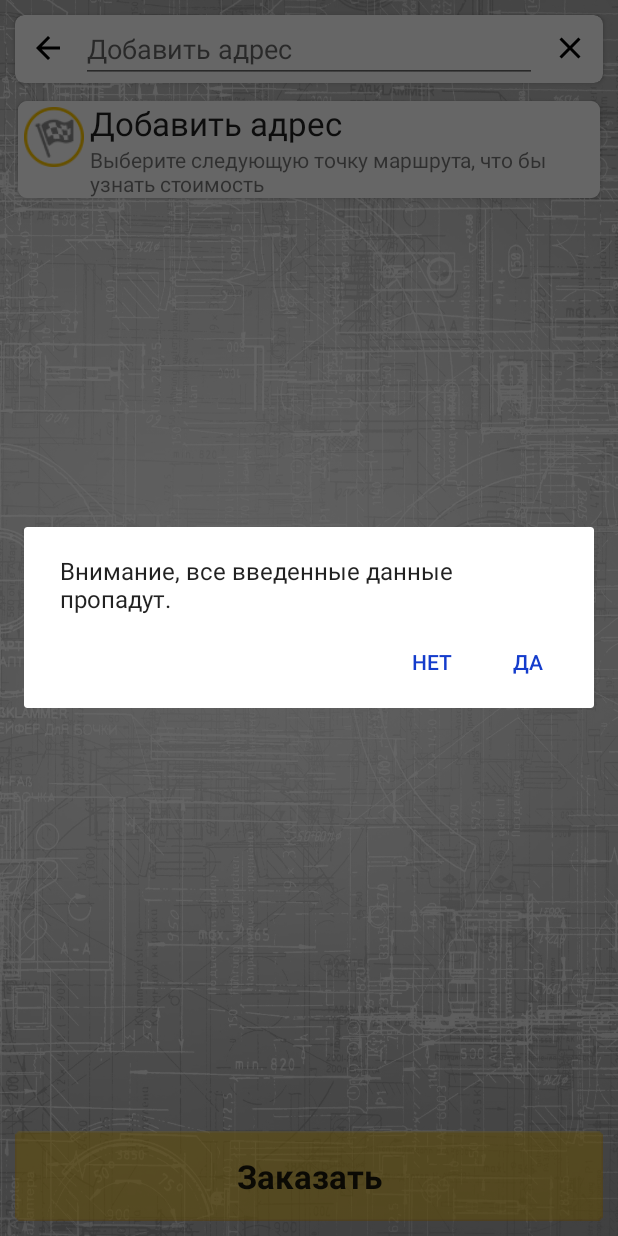
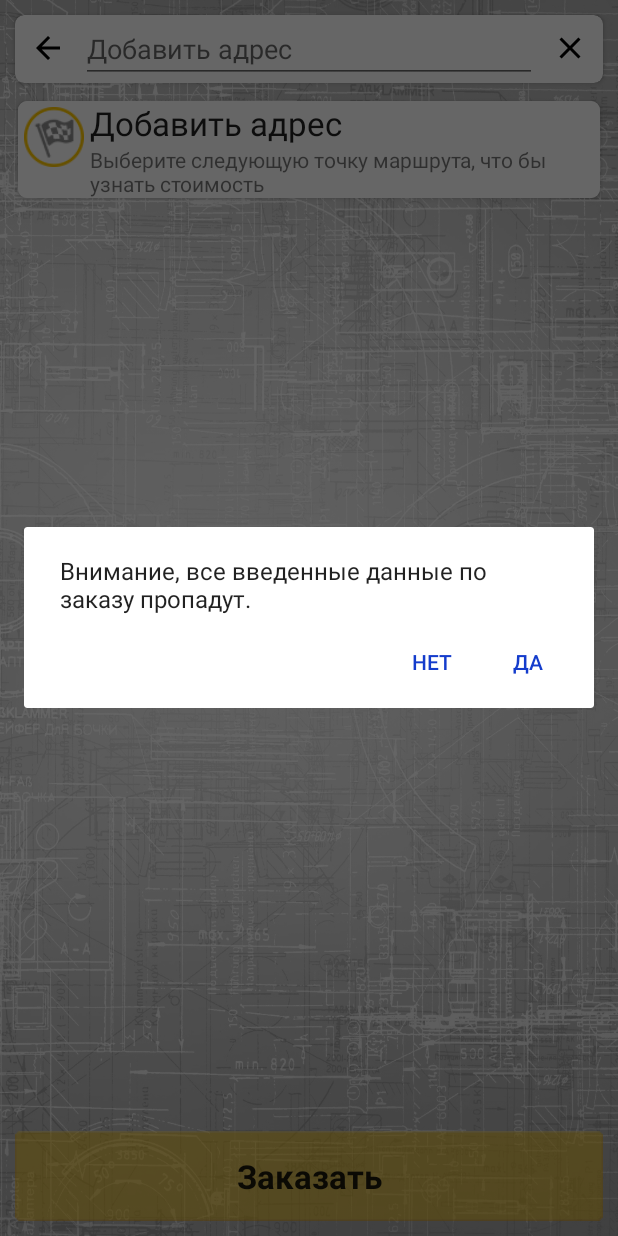
Before and after one commit to rusCom/aTaxiBooking, an Android app: the NewOrderActivity screen opened directly, with no data from a screen before it, after a tap on an icon or button, on a phone screen of 412 x 824 dp. Run offline under Robolectric (Android 15) with nearby library versions, the phone set to English and light mode, and no system bars.

Commit message:
Сохранение пожеланий к заказу по кнопке «Назад» на телефоне и показ что выбраны пожелания

```diff
--- a/app/build.gradle
+++ b/app/build.gradle
@@ -34,9 +34,9 @@ dependencies {
     compile 'com.android.support:design:25.3.1'
     compile 'com.android.support:cardview-v7:25.3.1'
     compile 'com.android.support:recyclerview-v7:25.3.1'
-    compile 'com.google.android.gms:play-services-maps:10.2.1'
-    compile 'com.google.android.gms:play-services-places:10.2.1'
-    compile 'com.google.android.gms:play-services-location:10.2.1'
+    compile 'com.google.android.gms:play-services-maps:10.2.4'
+    compile 'com.google.android.gms:play-services-places:10.2.4'
+    compile 'com.google.android.gms:play-services-location:10.2.4'
     compile 'com.mikepenz:iconics-core:2.8.2@aar'
     compile 'com.mikepenz:fontawesome-typeface:4.7.0.0@aar'
     compile 'com.squareup.okhttp3:okhttp:3.3.1'
--- a/app/src/main/java/org/toptaxi/ataxibooking/activities/NewOrderActivity.java
+++ b/app/src/main/java/org/toptaxi/ataxibooking/activities/NewOrderActivity.java
@@ -145,7 +145,7 @@ public class NewOrderActivity extends AppCompatActivity implements DateTimePicke
         }
         else {
             AlertDialog.Builder alertDialog = new AlertDialog.Builder(this);
-            alertDialog.setMessage("Внимание, все введенные данные пропадут.");
+            alertDialog.setMessage("Внимание, все введенные данные по заказу пропадут.");
             alertDialog.setPositiveButton("Да", new DialogInterface.OnClickListener() {
                 @Override
                 public void onClick(DialogInterface dialogInterface, int i) {
@@ -196,7 +196,12 @@ public class NewOrderActivity extends AppCompatActivity implements DateTimePicke
             findViewById(R.id.ivNewOrderActivityPriceDivider).setVisibility(View.GONE);
         }
 
-        if (MainApplication.getInstance().getPreferences().IsWishList())btnWishList.setVisibility(View.VISIBLE);
+        if (MainApplication.getInstance().getPreferences().IsWishList()){
+            btnWishList.setVisibility(View.VISIBLE);
+            if (MainApplication.getInstance().getOrder().getWishsText().equals(""))btnWishList.setText("ПОЖЕЛАНИЯ К ЗАКАЗУ");
+            else {btnWishList.setText("ПОЖЕЛАНИЯ К ЗАКАЗУ\n" + MainApplication.getInstance().getOrder().getWishsText());}
+
+        }
         else btnWishList.setVisibility(View.GONE);
 
         if (MainApplication.getInstance().getPreferences().IsPrior())btnPrior.setVisibility(View.VISIBLE);
```
Also changed, not shown: app/src/main/java/org/toptaxi/ataxibooking/activities/WishActivity.java (+18 -6 lines), app/src/main/java/org/toptaxi/ataxibooking/data/Order.java (+16 -0 lines).
